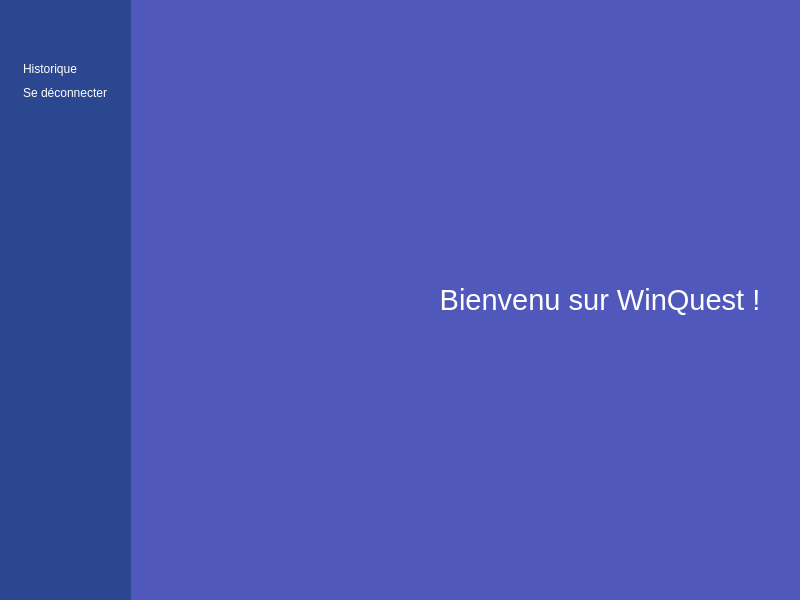
This is views/userMenuWindow.ui in hug0be/pyhon_app as Qt 5 draws it before an edit. The edited form follows.
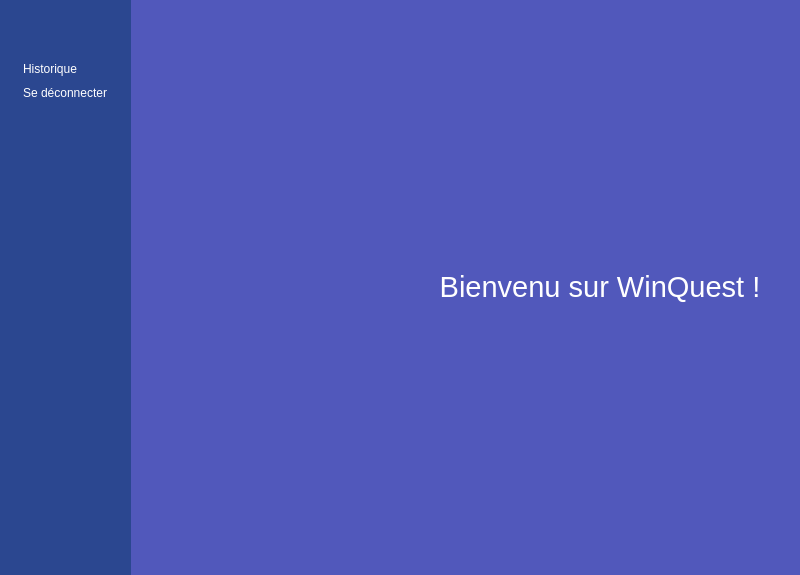
This is the edited form. Icons and pictures are not drawn.

Commit message: [FIX] System to auto convert file .ui to .py when editing window interface

```diff
--- a/views/userMenuWindow.ui
+++ b/views/userMenuWindow.ui
@@ -7,7 +7,7 @@
     <x>0</x>
     <y>0</y>
     <width>800</width>
-    <height>600</height>
+    <height>575</height>
    </rect>
   </property>
   <property name="font">
```
Left out of the diff: 10 changed lines with no effect on the pictures. The commit also changes 4 other files.
